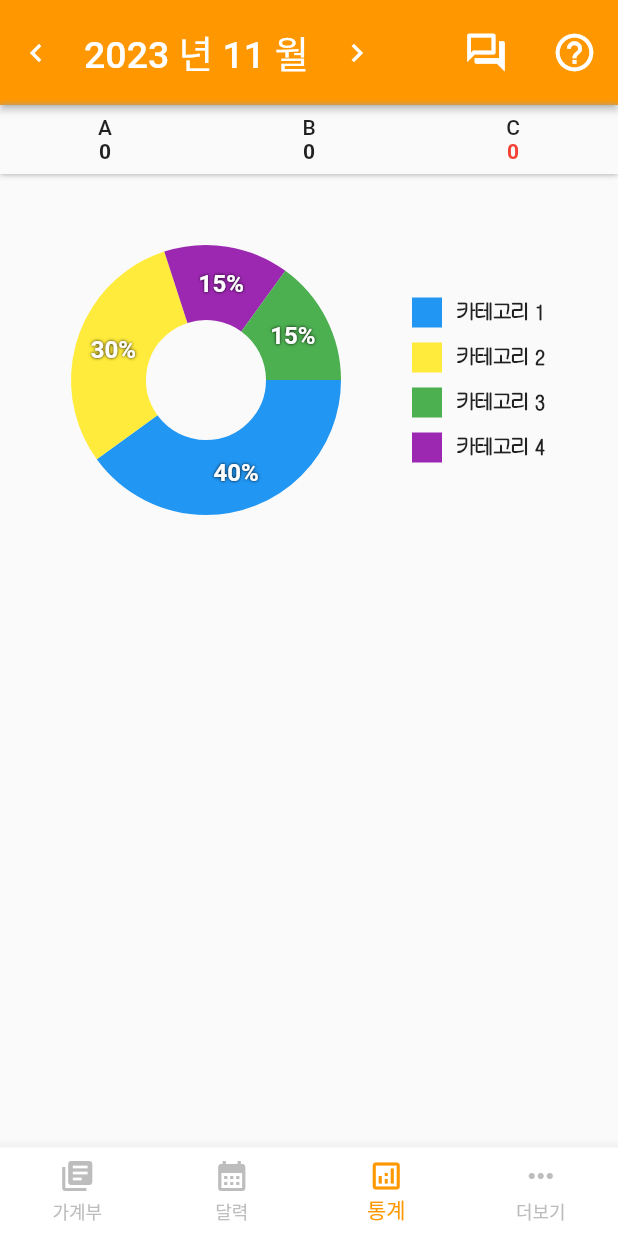
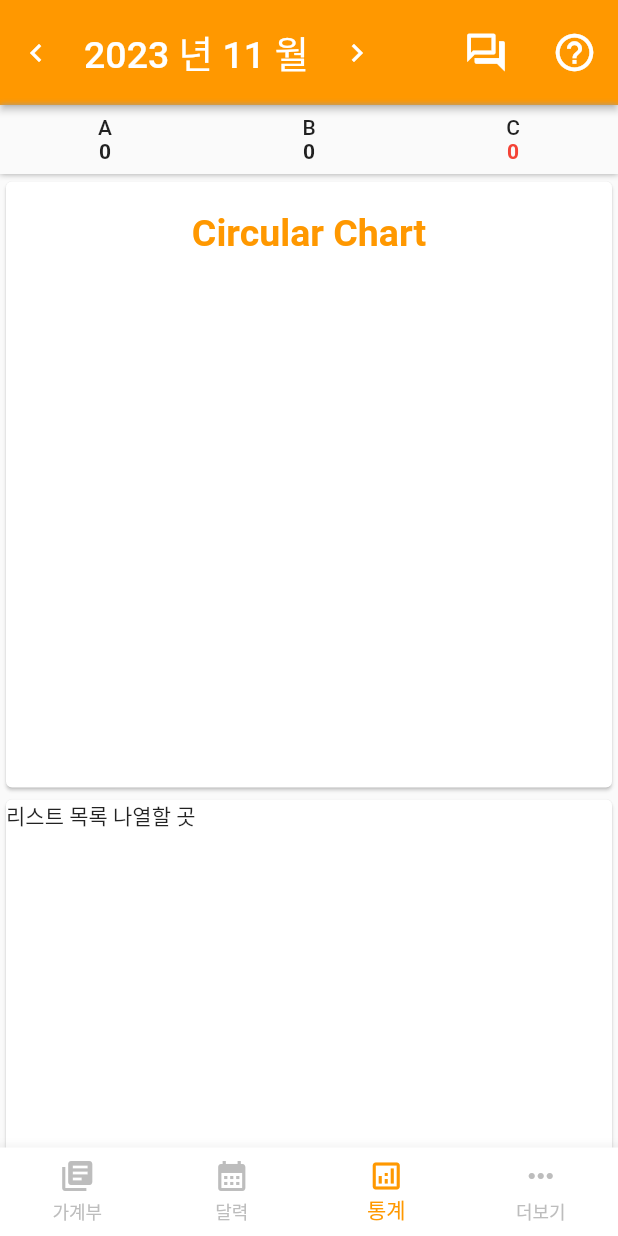
Before and after one commit to Kimhanyeol/ABC_Money_Diary, a Flutter app: the screen it shows after launch, item 3 of the bottom bar chosen, on a phone screen of 412 x 824 dp. Run offline on Flutter 3.47's test engine with Material 2 defaults, Android fonts, the phone set to English and light mode, and no system bars; drawn by our look-alikes of fl_chart; our stand-ins replace flutter_holo_date_picker, fluttertoast, grouped_list, image_picker, sqflite, table_calendar; accounts and stored records are empty; Roboto replaces fonts that are missing (Yeongdeok-Sea).

Commit message:
[Add] Circular Chart - 선택한 달의 지출 통계를 원형 차트로 나타내는 화면 구현

```diff
--- a/lib/repository/sql_diary_crud_repository.dart
+++ b/lib/repository/sql_diary_crud_repository.dart
@@ -1,4 +1,6 @@
 import 'package:abc_money_diary/repository/sql_database.dart';
+import 'package:abc_money_diary/widgets/pair.dart';
+import 'package:intl/intl.dart';
 
 import '../models/diary_model.dart';
 
@@ -259,7 +261,24 @@ class SqlDiaryCrudRepository {
     return resultToCleanString(str);
   }
 
+  // 카테고리별로 총합 불러오기
+  static Future<List<Pair>> getTotalCategory(String month) async {
+    var db = await SqlDataBase().database;
+    List<Map<String, dynamic>> maps = await db.rawQuery(
+        "SELECT category, SUM(money) FROM ${Diary.tableName} WHERE ${DiaryFields.date} >= date('$month','start of month','localtime') "
+            "AND ${DiaryFields.date} <= date('$month','start of month','+1 month','-1 day','localtime') GROUP BY category ORDER BY SUM(money)");
 
+    if( maps.isEmpty ) return [];
+
+    List<Pair> list = [];
+    for(int i = 0; i < maps.length; i++){
+      if(maps[i]["SUM(money)"]>50000) {
+        list.add(Pair(maps[i]["category"], maps[i]["SUM(money)"]));
+      }
+    }
+
+    return list;
+  }
 
 
   /* 선택이나 수정, 삭제 등 */
@@ -326,6 +345,20 @@ class SqlDiaryCrudRepository {
 
 
 
+  static String moneyToCleanInt(String str){
+    var temp = str.split('');
+    int Index=0;
+
+    for(int i=0;i<str.length;i++){
+      if(temp[i]=='.' || temp[i]=='}') {
+        Index = i;
+        break;
+      }
+    }
+
+    String result = str.substring(0, Index);
+    return result;
+  }
 
   //돈 깔끔하게 숫자만 있게 만드는 거
   static String resultToCleanString(String str){
--- a/lib/screens/diary_directory/modify_diary_screen.dart
+++ b/lib/screens/diary_directory/modify_diary_screen.dart
@@ -9,7 +9,7 @@ import 'package:flutter/material.dart';
 import 'package:image_picker/image_picker.dart';
 import 'package:intl/intl.dart';
 
-import '../../widgets/category_widget.dart';
+import '../../widgets/select_category_widget.dart';
 import '../../widgets/custom_button.dart';
 import '../../widgets/money_text_field_widget.dart';
 
@@ -731,7 +731,7 @@ class _ModifyDiaryScreenState extends State<ModifyDiaryScreen> {
       builder: (context) {
         return SizedBox(
           height: 200,
-          child: CategoryWidget(
+          child: SelectCategoryWidget(
               categoryController: _categoryTextEditingController),
         );
       },
--- a/lib/screens/diary_directory/write_diary_screen.dart
+++ b/lib/screens/diary_directory/write_diary_screen.dart
@@ -4,7 +4,7 @@ import 'dart:io';
 
 import 'package:abc_money_diary/models/diary_model.dart';
 import 'package:abc_money_diary/repository/sql_diary_crud_repository.dart';
-import 'package:abc_money_diary/widgets/category_widget.dart';
+import 'package:abc_money_diary/widgets/select_category_widget.dart';
 import 'package:flutter/material.dart';
 import 'package:image_picker/image_picker.dart';
 import 'package:intl/intl.dart';
@@ -213,6 +213,7 @@ class _WriteDiaryScreenState extends State<WriteDiaryScreen> {
     isSelected = [aButton, bButton, cButton];
     super.initState();
 
+    _moneyTextEditingController.text = '0';
     focusNode.addListener(() {
       setState(() {
         isMoneyFocused = focusNode.hasFocus;
@@ -699,6 +700,7 @@ class _WriteDiaryScreenState extends State<WriteDiaryScreen> {
   //돈 깔끔하게 숫자만 있게 만드는 거
   String moneyToCleanString(String money){
     String result = money.replaceAll(',', '');
+    if(result == null) result = '0';
     return result;
   }
 
@@ -725,7 +727,7 @@ class _WriteDiaryScreenState extends State<WriteDiaryScreen> {
       builder: (context) {
         return SizedBox(
           height: 200,
-          child: CategoryWidget(
+          child: SelectCategoryWidget(
               categoryController: _categoryTextEditingController),
         );
       },
--- a/lib/screens/statistics_screen.dart
+++ b/lib/screens/statistics_screen.dart
@@ -1,6 +1,12 @@
-import 'package:abc_money_diary/bars/main_appbar.dart';
-import 'package:fl_chart/fl_chart.dart';
+import 'package:abc_money_diary/repository/sql_diary_crud_repository.dart';
+import 'package:abc_money_diary/widgets/circle_category_widget.dart';
+import 'package:abc_money_diary/widgets/list_category_widget.dart';
+import 'package:abc_money_diary/widgets/pair.dart';
 import 'package:flutter/material.dart';
+import 'package:flutter/services.dart';
+import 'package:flutter_holo_date_picker/date_picker.dart';
+import 'package:flutter_holo_date_picker/i18n/date_picker_i18n.dart';
+import 'package:fluttertoast/fluttertoast.dart';
 import 'package:intl/intl.dart';
 
 import '../widgets/total_abc_money.dart';
@@ -13,16 +19,104 @@ class StatisticScreen extends StatefulWidget {
 }
 
 class _StatisticScreenState extends State<StatisticScreen> {
-  String diaryMonth = DateFormat('yyyy-MM-dd').format(DateTime.now());
-  int touchedIndex = -1;
+  late String diaryMonth;
+  DateTime selectedDate = DateTime.now();
 
   @override
   Widget build(BuildContext context) {
     return Scaffold(
       body: Column(
         children: [
-          //임시
-          MainAppBar(),
+          AppBar(
+            //스테이터스바 투명하게 만드는 부분
+            systemOverlayStyle: SystemUiOverlayStyle(
+              statusBarColor: Colors.orange,
+              statusBarIconBrightness: Brightness.light,
+              systemNavigationBarColor: Colors.orange,
+              systemNavigationBarIconBrightness: Brightness.light,
+            ),
+            //앱바 높이
+            toolbarHeight: 70,
+            //글자 색
+            foregroundColor: Colors.white,
+            //앱 바 색
+            backgroundColor: Colors.orange,
+            //앱 바 밑에 음영 사라지게 만드는 코드
+            elevation: 2,
+
+            leadingWidth: double.infinity,
+            leading: Row(
+              children: [
+                IconButton(
+                    onPressed: onTapLeftChevron,
+                    icon: Icon(
+                      Icons.chevron_left_outlined,
+                      color: Colors.white,
+                    )),
+                TextButton(
+                  onPressed: () => DatePicker.showSimpleDatePicker(
+                    context,
+                    initialDate: selectedDate,
+                    firstDate: DateTime(2000),
+                    lastDate: DateTime(2090),
+                    dateFormat: "yyyy년-MMMM",
+                    locale: DateTimePickerLocale.ko,
+                    looping: false,
+                    cancelText: '취소',
+                    confirmText: '확인',
+                  ).then((date) {
+                    if (date != null) {
+                      setState(() {
+                        selectedDate = date;
+                        diaryMonth =
+                            DateFormat('yyyy-MM-dd').format(selectedDate);
+                      });
+                    }
+                  }),
+                  child: Text(
+                    getTimeNow(),
+                    style: TextStyle(
+                      fontSize: 25,
+                      color: Colors.white,
+                      fontFamily: "Yeongdeok-Sea",
+                    ),
+                  ),
+                ),
+                IconButton(
+                    onPressed: onTapRightChevron,
+                    icon: Icon(
+                      Icons.chevron_right_outlined,
+                      color: Colors.white,
+                    )),
+              ],
+            ),
+            actions: [
+              IconButton(
+                onPressed: () => Fluttertoast.showToast(
+                  msg: diaryMonth,
+                  gravity: ToastGravity.BOTTOM,
+                  backgroundColor: Colors.redAccent,
+                  fontSize: 20,
+                  textColor: Colors.white,
+                  toastLength: Toast.LENGTH_SHORT,
+                ),
+                icon: Icon(
+                  Icons.question_answer_outlined,
+                  size: 30,
+                  color: Colors.white,
+                ),
+              ),
+              IconButton(
+                padding: EdgeInsets.symmetric(horizontal: 20),
+                onPressed: null,
+                icon: Icon(
+                  Icons.help_outline,
+                  size: 30,
+                  color: Colors.white,
+                ),
+              ),
+            ],
+          ),
 
           // ABC 항목 별 금액 표시해주는 곳
           TotalAbcMoney(
@@ -34,123 +128,29 @@ class _StatisticScreenState extends State<StatisticScreen> {
             child: SingleChildScrollView(
               child: Column(
                 children: [
+                  SizedBox(height: 1,),
                   //원형 통계부분
-                  Row(
-                    children: [
-                      //원형 그래프 부분
-                      Flexible(
-                        flex: 2,
-                        child: AspectRatio(
-                          aspectRatio: 1,
-                          child: PieChart(
-                            PieChartData(
-                              pieTouchData: PieTouchData(
-                                touchCallback:
-                                    (FlTouchEvent event, pieTouchResponse) {
-                                  setState(() {
-                                    if (!event.isInterestedForInteractions ||
-                                        pieTouchResponse == null ||
-                                        pieTouchResponse.touchedSection ==
-                                            null) {
-                                      touchedIndex = -1;
-                                      return;
-                                    }
-                                    touchedIndex = pieTouchResponse
-                                        .touchedSection!.touchedSectionIndex;
-                                  });
-                                },
-                              ),
-                              borderData: FlBorderData(
-                                show: false,
-                              ),
-                              sectionsSpace: 0,
-                              centerSpaceRadius: 40,
-                              sections: showingSections(),
-                            ),
-                          ),
-                        ),
-                      ),
+                  FutureBuilder(
+                    future: _getTotalCategory(diaryMonth),
+                    initialData: [],
+                    builder: (context, snapshot) {
+                      return CircleCategoryWidget(
+                        categoryMap: categoryMap,
+                        categoryMoney: categoryMoney,
+                      );
+                    },
+                  ),
 
-                      //항목들 색깔로 알려주는 부분
-                      Flexible(
-                        flex: 1,
-                        child: Column(
-                          children: [
-                            Row(
-                              children: [
-                                Container(
-                                    color: Colors.blue, height: 20, width: 20),
-                                SizedBox(
-                                  width: 10,
-                                ),
-                                Text(
-                                  '카테고리 1',
-                                  style: TextStyle(
-                                      fontWeight: FontWeight.w600,
-                                      fontSize: 15,
-                                      fontFamily: "HakgyoansimWoojuR"),
-                                ),
-                              ],
-                            ),
-                            SizedBox(height: 10,),
-                            Row(
-                              children: [
-                                Container(
-                                    color: Colors.yellow,
-                                    height: 20,
-                                    width: 20),
-                                SizedBox(
-                                  width: 10,
-                                ),
-                                Text(
-                                  '카테고리 2',
-                                  style: TextStyle(
-                                      fontWeight: FontWeight.w600,
-                                      fontSize: 15,
-                                      fontFamily: "HakgyoansimWoojuR"),
-                                ),
-                              ],
-                            ),
-                            SizedBox(height: 10,),
-                            Row(
-                              children: [
-                                Container(
-                                    color: Colors.green, height: 20, width: 20),
-                                SizedBox(
-                                  width: 10,
-                                ),
-                                Text(
-                                  '카테고리 3',
-                                  style: TextStyle(
-                                      fontWeight: FontWeight.w600,
-                                      fontSize: 15,
-                                      fontFamily: "HakgyoansimWoojuR"),
-                                ),
-                              ],
-                            ),
-                            SizedBox(height: 10,),
-                            Row(
-                              children: [
-                                Container(
-                                    color: Colors.purple,
-                                    height: 20,
-                                    width: 20),
-                                SizedBox(
-                                  width: 10,
-                                ),
-                                Text(
-                                  '카테고리 4',
-                                  style: TextStyle(
-                                      fontWeight: FontWeight.w600,
-                                      fontSize: 15,
-                                      fontFamily: "HakgyoansimWoojuR"),
-                                ),
-                              ],
-                            ),
-                          ],
-                        ),
-                      ),
-                    ],
+                  //표 부분
+                  FutureBuilder(
+                    future: _getTotalCategory(diaryMonth),
+                    initialData: [],
+                    builder: (context, snapshot) {
+                      return ListCategoryWidget(
+                        categoryMap: categoryMap,
+                        categoryMoney: categoryMoney,
+                      );
+                    },
                   ),
                 ],
               ),
@@ -161,69 +161,58 @@ class _StatisticScreenState extends State<StatisticScreen> {
     );
   }
 
-  //원형통계 만드는 부분
-  List<PieChartSectionData> showingSections() {
-    return List.generate(4, (i) {
-      final isTouched = i == touchedIndex;
-      final fontSize = isTouched ? 25.0 : 16.0;
-      final radius = isTouched ? 60.0 : 50.0;
-      const shadows = [Shadow(color: Colors.black, blurRadius: 2)];
-      switch (i) {
-        case 0:
-          return PieChartSectionData(
-            color: Colors.blue,
-            value: 40,
-            title: '40%',
-            radius: radius,
-            titleStyle: TextStyle(
-              fontSize: fontSize,
-              fontWeight: FontWeight.bold,
-              color: Colors.white,
-              shadows: shadows,
-            ),
-          );
-        case 1:
-          return PieChartSectionData(
-            color: Colors.yellow,
-            value: 30,
-            title: '30%',
-            radius: radius,
-            titleStyle: TextStyle(
-              fontSize: fontSize,
-              fontWeight: FontWeight.bold,
-              color: Colors.white,
-              shadows: shadows,
-            ),
-          );
-        case 2:
-          return PieChartSectionData(
-            color: Colors.purple,
-            value: 15,
-            title: '15%',
-            radius: radius,
-            titleStyle: TextStyle(
-              fontSize: fontSize,
-              fontWeight: FontWeight.bold,
-              color: Colors.white,
-              shadows: shadows,
-            ),
-          );
-        case 3:
-          return PieChartSectionData(
-            color: Colors.green,
-            value: 15,
-            title: '15%',
-            radius: radius,
-            titleStyle: TextStyle(
-              fontSize: fontSize,
-              fontWeight: FontWeight.bold,
-              color: Colors.white,
-              shadows: shadows,
-            ),
-          );
-        default:
-          throw Error();
-      }
-    });
+
+  //setState 간단하게 update로 만들어둔 곳
+  void update() => setState(() {});
+
+  /*-------------------------------------------appbar 관련 부분----------------------------------------------------------------*/
+
+  //왼쪽 화살표
+  void onTapLeftChevron() {
+    selectedDate = DateTime(selectedDate.year, selectedDate.month - 1);
+    diaryMonth = DateFormat('yyyy-MM-dd').format(selectedDate);
+
+    update();
   }
+
+  //오른쪽 화살표
+  void onTapRightChevron() {
+    selectedDate = DateTime(selectedDate.year, selectedDate.month + 1);
+    diaryMonth = DateFormat('yyyy-MM-dd').format(selectedDate);
+    update();
+  }
+
+  //앱바 날짜 바꿀 때 작동하는 부분들
+  String getTimeNow() {
+    diaryMonth = DateFormat('yyyy-MM-dd').format(selectedDate);
+    return DateFormat('yyyy 년 MM 월').format(selectedDate);
+  }
+
+  //돈 입력 시 3자리마다 , 붙여주는 등 관련 설정
+  String moneyToString(int money) => NumberFormat.decimalPattern('ko_KR').format(money);
+
+  /*-------------------------------------------appbar 관련 부분----------------------------------------------------------------*/
+
+  /*----------------------------------------------원형 차트 관련 부분-----------------------------------------------------------*/
+
+  List<Pair> categoryMoney = [];
+  Map<String, String> categoryMap = {};
+
+  Future<List<Pair>> _getTotalCategory(String month) async {
+    List<Pair> newList = await SqlDiaryCrudRepository.getTotalCategory(month);
+    categoryMoney = newList;
+    print(categoryMoney.length);
+    print("After sort:---------");
+    for (int i = 0; i < categoryMoney.length; i++) {
+      print("${categoryMoney[i].a} ${categoryMoney[i].b}");
+    }
+    return categoryMoney;
+  }
+
+/*----------------------------------------------원형 차트 관련 부분-----------------------------------------------------------*/
+
+/*----------------------------------------------도표 관련 부분-----------------------------------------------------------*/
+
+
+
 }
--- /dev/null
+++ b/lib/widgets/circle_category_widget.dart
@@ -0,0 +1,139 @@
+import 'package:abc_money_diary/widgets/pair.dart';
+import 'package:fl_chart/fl_chart.dart';
+import 'package:flutter/material.dart';
+
+import '../theme/textOutLine.dart';
+
+class CircleCategoryWidget extends StatefulWidget {
+  final List<Pair> categoryMoney;
+  final Map<String, String> categoryMap;
+
+  const CircleCategoryWidget(
+      {super.key,
+      required this.categoryMoney,
+      required this.categoryMap});
+
+  @override
+  State<CircleCategoryWidget> createState() => _CircleCategoryWidgetState();
+}
+
+class _CircleCategoryWidgetState extends State<CircleCategoryWidget> {
+  @override
+  Widget build(BuildContext context) {
+    return AspectRatio(
+      aspectRatio: 1,
+      child: Card(
+        color: Colors.white,
+        child: Column(
+          mainAxisAlignment: MainAxisAlignment.spaceAround,
+          children: [
+            SizedBox(
+              height: 20,
+            ),
+            Text(
+              "Circular Chart",
+              style: TextStyle(
+                  fontSize: 25,
+                  color: Colors.orange,
+                  fontWeight: FontWeight.bold,
+                  fontFamily: "Yeongdeok-Sea"),
+            ),
+            Expanded(
+              child: AspectRatio(
+                aspectRatio: 1,
+                child: PieChart(
+                  PieChartData(
+                      pieTouchData: PieTouchData(touchCallback:
+                          (FlTouchEvent event, pieTouchResponse) {
+                        setState(() {
+                          if (!event.isInterestedForInteractions ||
+                              pieTouchResponse == null ||
+                              pieTouchResponse.touchedSection == null) {
+                            touchedIndex = -1;
+                            return;
+                          }
+                          touchedIndex = pieTouchResponse
+                              .touchedSection!.touchedSectionIndex;
+                        });
+                      }),
+                      borderData: FlBorderData(
+                        show: false,
+                      ),
+                      sectionsSpace: 5,
+                      centerSpaceRadius: 40,
+                      sections: showingSections()),
+                ),
+              ),
+            ),
+          ],
+        ),
+      ),
+    );
+  }
+
+  int touchedIndex = -1;
+
+  //원형통계 만드는 부분
+  List<PieChartSectionData> showingSections() {
+    List<PieChartSectionData> list = [];
+
+    int sum = 0;
+    int ind = 0;
+    for (int i = 0; i < widget.categoryMoney.length; i++) {
+      int money = widget.categoryMoney[i].b;
+      //if( money > 0 ) break;
+      sum += money;
+      ind++;
+    }
+    print("Sum: $sum");
+
+    int hop = ind < 5 ? 200 : 100;
+
+    for (int i = 0; i < ind && i < 9; i++) {
+      final isTouched = i == touchedIndex;
+      final radius = isTouched ? 70.0 : 60.0;
+
+      String category = widget.categoryMoney[i].a;
+      int money = widget.categoryMoney[i].b;
+      double per = money / sum * 100;
+
+      //추후 이미지로 바꿀 수도 있음
+      String categoryIcon = "*";
+
+      if (widget.categoryMap.containsKey(category))
+        categoryIcon = widget.categoryMap[category]!;
+
+      list.add(PieChartSectionData(
+        //차트 색깔 선택부분인데 맘에 드는 색깔이 없음 흠;;
+        color: Colors.purple[(ind - i) * hop],
+        title: '',
+        value: per,
+        radius: radius,
+        badgeWidget: Chip(
+          avatar: CircleAvatar(
+            backgroundColor: Colors.white,
+            child: Text(
+              categoryIcon,
+              style: TextStyle(color: Colors.orange),
+            ),
+          ),
+          backgroundColor: Colors.orange[(ind - i) * hop]!,
+          label: isTouched
+              ? TextOutline(
+                  text: "$category: ${(per).toStringAsFixed(2)}%",
+                  textColor: Colors.white,
+                  outlineColor: Colors.orange,
+                )
+              : TextOutline(
+                  text: category,
+                  textColor: Colors.white,
+                  outlineColor: Colors.orange,
+                ),
+        ),
+        badgePositionPercentageOffset: .98,
+      ));
+    }
+
+    return list;
+  }
+}
--- /dev/null
+++ b/lib/widgets/list_category_widget.dart
@@ -0,0 +1,25 @@
+import 'package:abc_money_diary/widgets/pair.dart';
+import 'package:flutter/material.dart';
+
+class ListCategoryWidget extends StatefulWidget {
+  final List<Pair> categoryMoney;
+  final Map<String, String> categoryMap;
+
+  const ListCategoryWidget({super.key, required this.categoryMoney, required this.categoryMap});
+
+  @override
+  State<ListCategoryWidget> createState() => _ListCategoryWidgetState();
+}
+
+class _ListCategoryWidgetState extends State<ListCategoryWidget> {
+  @override
+  Widget build(BuildContext context) {
+    return AspectRatio(
+      aspectRatio: 1,
+      child: Card(
+        color: Colors.white,
+        child: Text('리스트 목록 나열할 곳'),
+      ),
+    );
+  }
+}
--- /dev/null
+++ b/lib/widgets/pair.dart
@@ -0,0 +1,6 @@
+class Pair<T1, T2> {
+  T1 a;
+  T2 b;
+
+  Pair(this.a, this.b);
+}
```
Also changed, not shown: lib/screens/diary_directory/diary_screen.dart (+0 -19 lines), lib/theme/textOutLine.dart (added, +81 -0 lines), lib/widgets/select_category_widget.dart (renamed from lib/widgets/category_widget.dart, +14 -2 lines).
